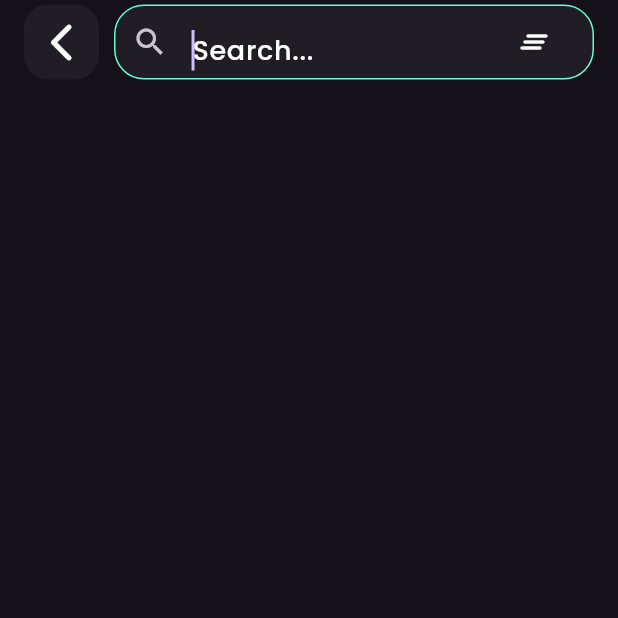
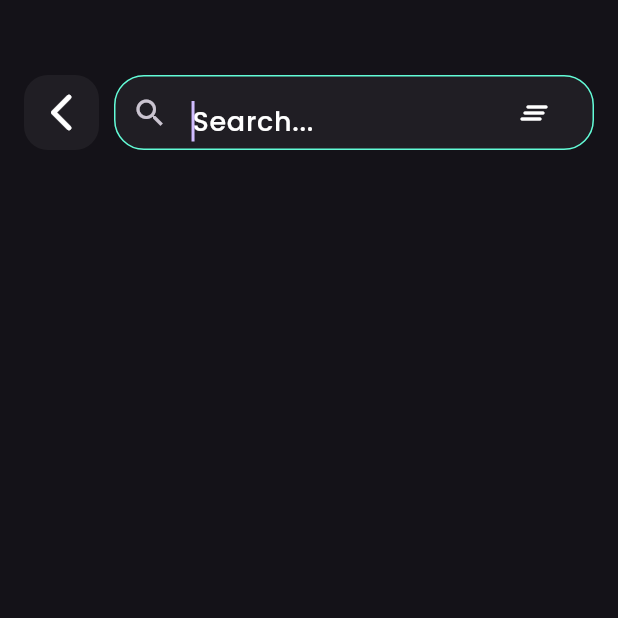
Before and after one commit to mohamed-samy-zayed/Note_App, a Flutter app: the screen it shows after launch, after a tap on the "search" icon, on a phone screen of 412 x 824 dp, the top half of it. Run offline on Flutter 3.47's test engine with Material 3 defaults, Android fonts, the phone set to English and light mode, and no system bars; our stand-ins replace bloc, device_preview, flutter_bloc, font_awesome_flutter, hive, hive_flutter; accounts and stored records are empty.

Commit message:
search view with cubit

```diff
--- a/lib/features/search/presentation/manager/searchusers/searchusers_state.dart
+++ b/lib/features/search/presentation/manager/searchusers/searchusers_state.dart
@@ -1,36 +1,28 @@
 part of 'searchusers_cubit.dart';
 
 
-List<String> namesUser = [
-    'Shane Haq',
-    'Gualtiero Cea',
-    'Maria Zarco',
-    'Rosita Marcos',
-   'Shane Haq',
-    'Gualtiero Cea',
-    'Maria Zarco',
-    'Rosita Marcos',
-    'Shane Haq',
-    'Gualtiero Cea',
-    'Maria Zarco',
-    'Rosita Marcos',
-  ];
+
+
 
 @immutable
 abstract class SearchusersState {}
 
 class SearchusersInitial extends SearchusersState {
-  final List<String> names;
+  final List<NoteModel> names;
+
 
   SearchusersInitial({required this.names});
 }
 class SearchusersFilter extends SearchusersState {
-  final List<String> filterNames;
+  final List<NoteModel> filterNames;
+  final String q;
 
-  SearchusersFilter({required this.filterNames});
+  SearchusersFilter({ required this.q,required this.filterNames});
 }
 class SearchusersFailure extends SearchusersState {
+  final String q;
 
+ SearchusersFailure( { required this.q});
 
 }
 class SearchusersLoading extends SearchusersState {
--- a/lib/features/search/presentation/views/search_view.dart
+++ b/lib/features/search/presentation/views/search_view.dart
@@ -1,6 +1,4 @@
 import 'package:flutter/material.dart';
-import 'package:flutter_bloc/flutter_bloc.dart';
-import 'package:note_app/features/search/presentation/manager/searchusers/searchusers_cubit.dart';
 import 'package:note_app/features/search/presentation/views/widgets/search_view_body.dart';
 
 class SearchView extends StatelessWidget {
@@ -10,14 +8,9 @@ class SearchView extends StatelessWidget {
 
   @override
   Widget build(BuildContext context) {
-    return  BlocProvider(
-      create: (context) => SearchusersCubit(
+    return  const Scaffold(
 
-      ),
-      child: const Scaffold(
-
-        body: SearchViewBody(),
-      ),
+      body: SearchViewBody(),
     );
   }
 }
--- a/lib/features/search/presentation/views/widgets/search_view_body.dart
+++ b/lib/features/search/presentation/views/widgets/search_view_body.dart
@@ -2,6 +2,7 @@ import 'package:flutter/material.dart';
 import 'package:flutter_bloc/flutter_bloc.dart';
 import 'package:note_app/features/search/presentation/manager/searchusers/searchusers_cubit.dart';
 import 'package:note_app/features/search/presentation/views/widgets/custom_appbar_search.dart';
+import 'package:note_app/features/search/presentation/views/widgets/search_item_listview.dart';
 
 class SearchViewBody extends StatelessWidget {
   const SearchViewBody({super.key});
@@ -13,11 +14,14 @@ class SearchViewBody extends StatelessWidget {
       physics: const BouncingScrollPhysics(),
       slivers: [
         SliverPadding(
-          padding: const EdgeInsets.only(),
-          sliver: SliverAppBar(
-            automaticallyImplyLeading: false,
-            pinned: true,
-            title: Column(
+          padding: const EdgeInsets.only(
+             top: 50,
+        left: 16,
+        right: 16,
+          ),
+          sliver: SliverToBoxAdapter(
+
+            child: Column(
               crossAxisAlignment: CrossAxisAlignment.start,
               children: [
                 CustomAppBarSearch(
@@ -27,58 +31,66 @@ class SearchViewBody extends StatelessWidget {
                     ).filterNames(name: p0);
                   },
                 ),
-                // BlocBuilder<SearchusersCubit, SearchusersState>(
-                //   builder: (context, state) {
-                //     if (state is SearchusersFilter) {
-                //       return Padding(
-                //         padding: const EdgeInsets.only(
-                //             left: 15, top: 20, bottom: 20),
-                //         child: Text(
-                //           'Result of "  "',
-                //           style: Styles.textStyle16,
-                //         ),
-                //       );
-                //     } else {
-                //       return const SizedBox(
-                //         height: 40,
-                //       );
-                //     }
-                //   },
-                // ),
+                BlocBuilder<SearchusersCubit, SearchusersState>(
+                  builder: (context, state) {
+                    if (state is SearchusersFilter) {
+                      return Padding(
+                        padding: const EdgeInsets.only(
+                            left: 16, top: 20, bottom: 20),
+                        child: Text(
+                          'Result of " ${state.q} "',
+                          style: TextStyle(
+                            fontSize: 16,
+                            fontWeight: FontWeight.w500
+                          ),
+                        ),
+                      );
+                    } else {
+                      return const SizedBox(
+                        height: 40,
+                      );
+                    }
+                  },
+                ),
               ],
             ),
           ),
         ),
-        // BlocBuilder<SearchusersCubit, SearchusersState>(
-        //   builder: (context, state) {
-        //     if (state is SearchusersFilter) {
-        //       return SliverPadding(
-        //         padding: const EdgeInsets.only(left: 30, bottom: 60, right: 20),
-        //         sliver: SearchItemListview(
-        //           names: state.filterNames,
-        //         ),
-        //       );
-        //     } else if (state is SearchusersLoading) {
-        //       return const SliverToBoxAdapter(
-        //         child: Padding(
-        //           padding: EdgeInsets.only(left: 30, bottom: 60, right: 20),
-        //           child: CustomLoading(
-        //             isHorizontal: false,
-        //           ),
-        //         ),
-        //       );
-        //     } else if (state is SearchusersFailure) {
-        //       return SliverToBoxAdapter(
-        //           child: Text(
-        //         'No Results of " ${state.q} "!',
-        //         style: Styles.textStyle16,
-        //         textAlign: TextAlign.center,
-        //       ));
-        //     } else {
-        //       return const SliverToBoxAdapter(child: SizedBox());
-        //     }
-        //   },
-        // )
+        BlocBuilder<SearchusersCubit, SearchusersState>(
+          builder: (context, state) {
+            if (state is SearchusersFilter) {
+              return SliverPadding(
+                padding: const EdgeInsets.only(left: 16, bottom: 60, right: 16),
+                sliver: SearchItemListview(
+                  names: state.filterNames,
+                ),
+              );
+            } else if (state is SearchusersLoading) {
+              return const SliverToBoxAdapter(
+                child: Padding(
+                  padding: EdgeInsets.only(left: 16, bottom: 60, right: 16),
+                  child: Center(
+                    child: CircularProgressIndicator(
+                      color: Colors.grey,
+                    ),
+                  )
+                ),
+              );
+            } else if (state is SearchusersFailure) {
+              return SliverToBoxAdapter(
+                  child: Text(
+                'No Results of " ${state.q}! "',
+                style: TextStyle(
+                  fontSize: 16,
+                  fontWeight: FontWeight.w500
+                ),
+                textAlign: TextAlign.center,
+              ));
+            } else {
+              return const SliverToBoxAdapter(child: SizedBox());
+            }
+          },
+        )
       ],
     );
   }
--- a/lib/main.dart
+++ b/lib/main.dart
@@ -9,6 +9,7 @@ import 'package:note_app/features/home/data/models/Note_model.dart';
 import 'package:note_app/features/home/presentation/views/editNotes_page.dart';
 import 'package:note_app/features/home/presentation/views/home_view.dart';
 import 'package:note_app/core/utils/simple_bloc_observer.dart';
+import 'package:note_app/features/search/presentation/manager/searchusers/searchusers_cubit.dart';
 import 'package:note_app/features/search/presentation/views/search_view.dart';
 
 void main() async {
@@ -28,8 +29,19 @@ class NoteApp extends StatelessWidget {
 
   @override
   Widget build(BuildContext context) {
-    return BlocProvider(
-      create: (context) => ShowNoteCubit(),
+    return MultiBlocProvider(
+      providers: [
+        BlocProvider(
+          create: (context) => ShowNoteCubit(),),
+        BlocProvider(
+           create: (context) => SearchusersCubit(
+
+      )..filterNames(),
+
+        ),
+
+      ],
+
           child: MaterialApp(
             title: 'Note App',
             debugShowCheckedModeBanner: false,
@@ -48,6 +60,7 @@ class NoteApp extends StatelessWidget {
               SearchView.id: (context) => const SearchView(),
             },
           ),
+
     );
   }
 }
```
Also changed, not shown: lib/features/search/presentation/manager/searchusers/searchusers_cubit.dart (+27 -14 lines), lib/features/search/presentation/views/widgets/search_item.dart (deleted, +0 -33 lines), lib/features/search/presentation/views/widgets/search_item_listview.dart (+9 -7 lines), lib/features/search/presentation/views/widgets/search_textField.dart (+4 -3 lines). Lines whose indentation alone changed are shown as unchanged.
